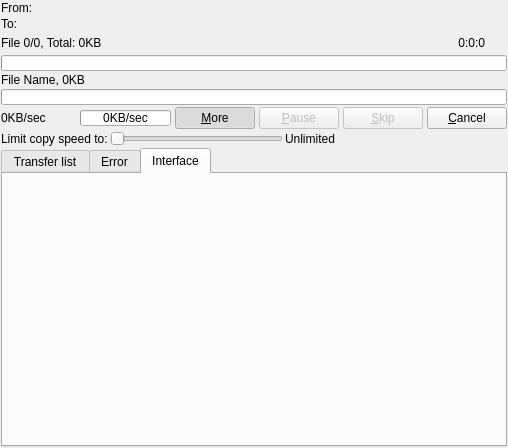
Old version of the form plugins-alternative/Themes/Supercopier/interface.ui in the repository alphaonex86/Ultracopier.
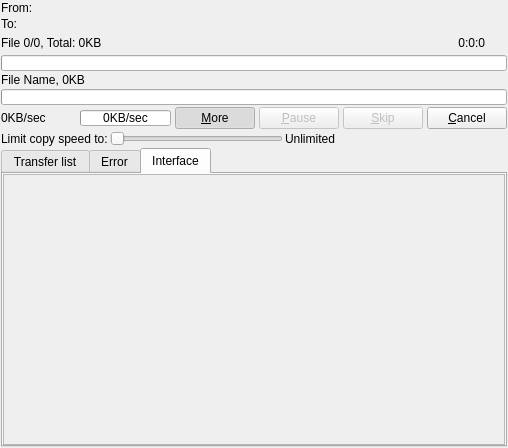
New version of the form. The open tabs and pages were chosen to show the change. Icons and pictures are not drawn.

Commit message: Improvement on the interface, mostly on options organisation

Patch:
```diff
--- a/plugins-alternative/Themes/Supercopier/interface.ui
+++ b/plugins-alternative/Themes/Supercopier/interface.ui
@@ -744,6 +744,28 @@
       <attribute name="title">
        <string>Interface</string>
       </attribute>
+      <layout class="QHBoxLayout" name="horizontalLayout_2">
+       <property name="spacing">
+        <number>0</number>
+       </property>
+       <property name="margin">
+        <number>0</number>
+       </property>
+       <item>
+        <widget class="QScrollArea" name="optionsTab">
+         <widget class="QWidget" name="scrollAreaWidgetContents">
+          <property name="geometry">
+           <rect>
+            <x>0</x>
+            <y>0</y>
+            <width>492</width>
+            <height>243</height>
+           </rect>
+          </property>
+         </widget>
+        </widget>
+       </item>
+      </layout>
      </widget>
     </widget>
    </item>
```
Left out of the diff: 2 changed lines with no effect on the pictures. The commit also changes 7 other files.
